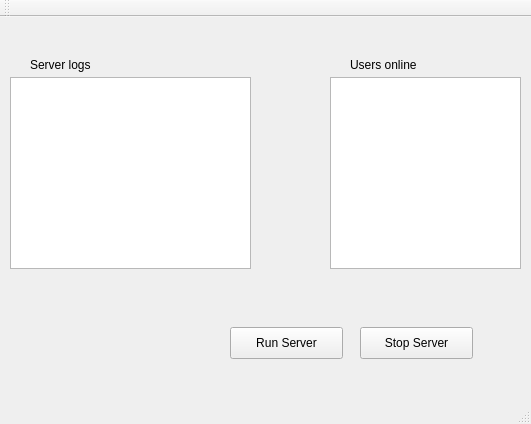
Before: the Qt Designer form InfoServer/serverwindow.ui in ToshUxanoff/P2P-Chat, drawn with Qt 5.
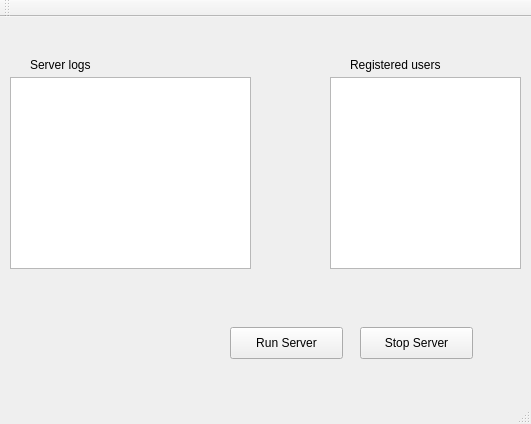
After: the same form once the commit is applied.

Diff of the .ui file:
```diff
--- a/InfoServer/serverwindow.ui
+++ b/InfoServer/serverwindow.ui
@@ -83,7 +83,7 @@
      </rect>
     </property>
     <property name="text">
-     <string>Users online</string>
+     <string>Registered users</string>
     </property>
    </widget>
   </widget>
```
Left out of the diff: 2 changed lines with no effect on the pictures.
